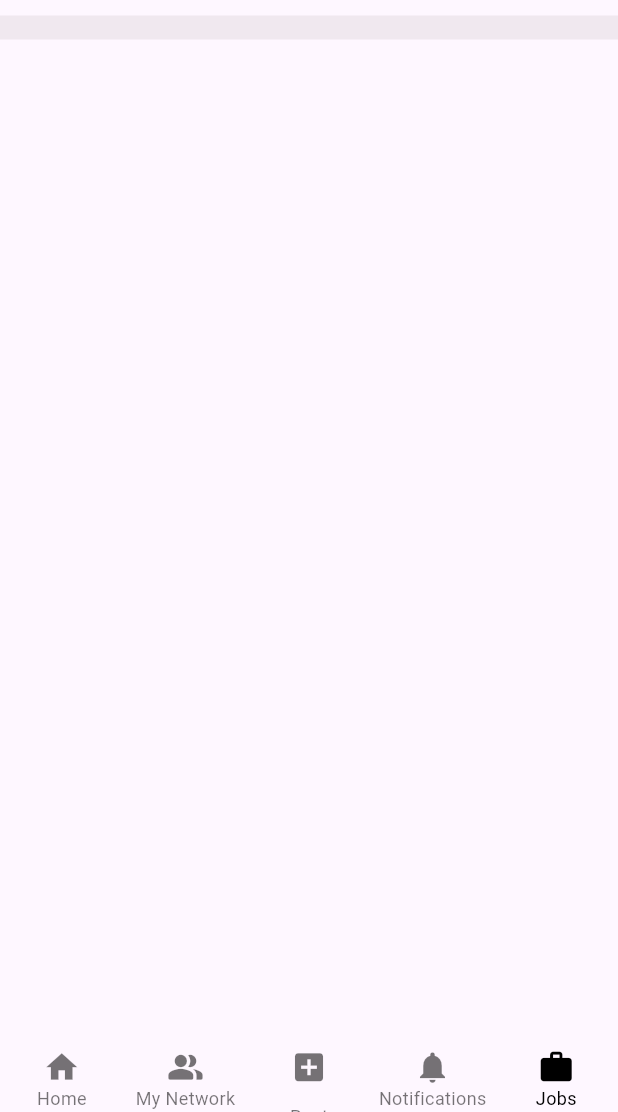
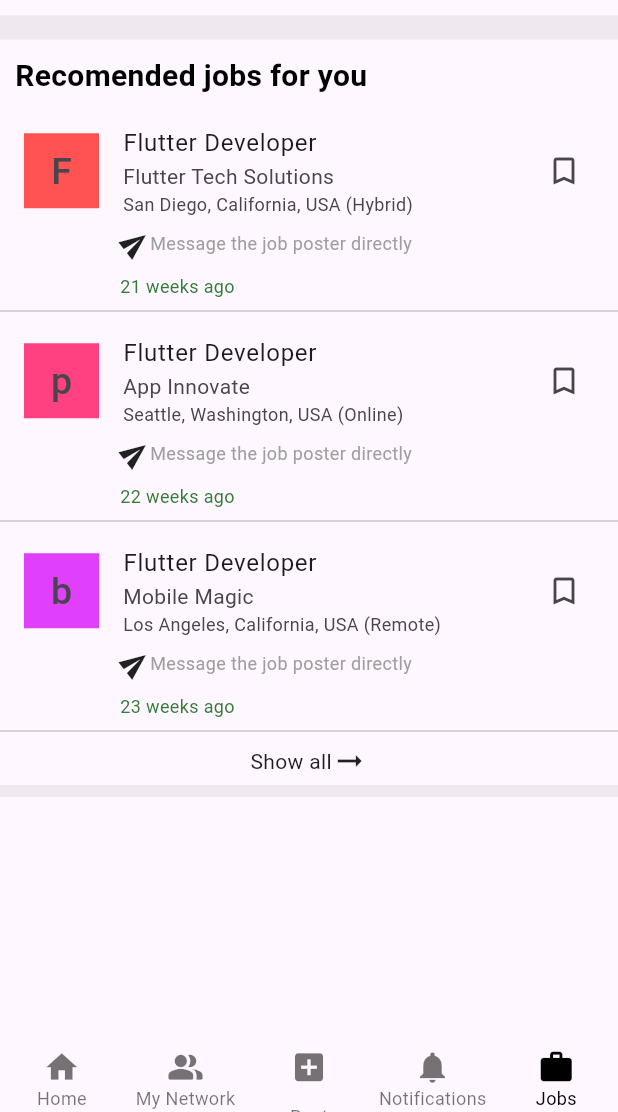
Before and after one commit to sharonRodrigues2255/linkedIn_clone, a Flutter app: the screen it shows after launch, item 5 of the bottom bar chosen, on a phone screen of 412 x 824 dp, the part 124-1236 px from its top. Run offline on Flutter 3.47's test engine with Material 2 defaults, Android fonts, the phone set to English and light mode, and no system bars; network calls fail.

Commit message:
recommended jobs updated in Jobs screeen

```diff
--- /dev/null
+++ b/lib/view/bottom_navigation/bottom_navigation_screens/jobs/jobs_database/job_functions.dart
@@ -0,0 +1,20 @@
+import 'package:linkedin_clone/view/bottom_navigation/bottom_navigation_screens/jobs/jobs_database/jobs_db.dart';
+
+List<Map<String, dynamic>> moreJobs = [];
+List<Map<String, dynamic>> recomendedJobs = [];
+List<Map<String, dynamic>> hybridJobs = [];
+List<Map<String, dynamic>> remoteJobs = [];
+
+void jObsTypes() {
+  recomendedJobs.clear();
+  moreJobs.clear();
+  final list = JobDatabase.jobPostings;
+  for (Map<String, dynamic> item in list) {
+    if (item["jobTitle"] == "Flutter Developer" ||
+        item["jobTitle"] == "Android Developer") {
+      recomendedJobs.add(item);
+    } else {
+      moreJobs.add(item);
+    }
+  }
+}
--- a/lib/view/bottom_navigation/bottom_navigation_screens/jobs/jobs_screen.dart
+++ b/lib/view/bottom_navigation/bottom_navigation_screens/jobs/jobs_screen.dart
@@ -1,14 +1,25 @@
 import 'package:flutter/material.dart';
 import 'package:linkedin_clone/utils/contants/colors.dart';
+import 'package:linkedin_clone/utils/contants/contant_sizes.dart';
+import 'package:linkedin_clone/view/bottom_navigation/bottom_navigation_screens/jobs/jobs_database/job_functions.dart';
 import 'package:linkedin_clone/view/bottom_navigation/bottom_navigation_screens/my_network/widgets/custom_divider.dart';
+import 'package:linkedin_clone/view/profile_page/widgets/show_all_widget.dart';
+import 'package:linkedin_clone/view/profile_page/widgets/title_tile_widget.dart';
 
-class JobScreen extends StatelessWidget {
+class JobScreen extends StatefulWidget {
   const JobScreen({super.key});
 
   @override
+  State<JobScreen> createState() => _JobScreenState();
+}
+
+class _JobScreenState extends State<JobScreen> {
+  @override
   Widget build(BuildContext context) {
+    jObsTypes();
     return Scaffold(
-        body: Column(
+        body: SingleChildScrollView(
+      child: Column(
         children: [
           Row(
             mainAxisAlignment: MainAxisAlignment.spaceAround,
@@ -23,7 +34,9 @@ class JobScreen extends StatelessWidget {
                   label: Text(
                     "My jobs",
                     style: TextStyle(
-                      fontSize: 16, color: kblack, fontWeight: FontWeight.w400),
+                        fontSize: 16,
+                        color: kblack,
+                        fontWeight: FontWeight.w400),
                   )),
               TextButton.icon(
                   onPressed: () {},
@@ -34,14 +47,90 @@ class JobScreen extends StatelessWidget {
                   label: Text(
                     "Post a free job",
                     style: TextStyle(
-                      fontSize: 16, color: kblack, fontWeight: FontWeight.w400),
+                        fontSize: 16,
+                        color: kblack,
+                        fontWeight: FontWeight.w400),
                   ))
             ],
           ),
           const CustomDivider(
             thick: 16.0,
           ),
+          TitileTile(title: "Recomended jobs for you"),
+          ListView.builder(
+            shrinkWrap: true,
+            physics: NeverScrollableScrollPhysics(),
+            itemCount: 3,
+            itemBuilder: (context, index) {
+              final job = recomendedJobs[index];
+              final companyName = job["companyName"];
+              final jobtitle = job["jobTitle"];
+              return Column(
+                children: [
+                  ListTile(
+                    leading: Container(
+                      height: 50,
+                      width: 50,
+                      color: Colors.accents[index],
+                      child: Center(
+                          child: Text(
+                        companyName[index],
+                        style: TextStyle(fontSize: 25),
+                      )),
+                    ),
+                    title: Text(jobtitle),
+                    subtitle: Column(
+                      crossAxisAlignment: CrossAxisAlignment.start,
+                      children: [
+                        Text(companyName),
+                        Text(
+                          '${job["location"]} (${job["remoteStatus"]})',
+                          style: TextStyle(fontSize: 12),
+                        ),
                       ],
+                    ),
+                    trailing: Icon(Icons.bookmark_outline),
+                  ),
+                  Row(
+                    children: [
+                      SizedBox(
+                        width: 80,
+                      ),
+                      Transform.rotate(
+                          angle: 125,
+                          child: Icon(
+                            Icons.send,
+                            size: 20,
+                          )),
+                      Text(
+                        "Message the job poster directly",
+                        style: TextStyle(fontSize: 12, color: kgrey),
+                      )
+                    ],
+                  ),
+                  height10,
+                  Row(
+                    children: [
+                      SizedBox(
+                        width: 80,
+                      ),
+                      Text(
+                        job["timePosted"],
+                        style: TextStyle(
+                            fontSize: 12,
+                            color: Color.fromARGB(255, 52, 123, 55)),
+                      )
+                    ],
+                  ),
+                  Divider()
+                ],
+              );
+            },
+          ),
+          ShowAllWidget(title: "Show all"),
+          CustomDivider(),
+        ],
+      ),
     ));
   }
 }
--- a/lib/view/bottom_navigation/bottom_navigation_screens/my_network/widgets/custom_divider.dart
+++ b/lib/view/bottom_navigation/bottom_navigation_screens/my_network/widgets/custom_divider.dart
@@ -2,7 +2,7 @@ import 'package:flutter/material.dart';
 import 'package:linkedin_clone/utils/contants/colors.dart';
 
 class CustomDivider extends StatelessWidget {
-  const CustomDivider({super.key, this.thick = 8});
+  const CustomDivider({super.key, this.thick = 8.0});
   final thick;
   @override
   Widget build(BuildContext context) {
```
Also changed, not shown: lib/view/bottom_navigation/bottom_navigation_screens/jobs/jobs_database/jobs_db.dart (+40 -40 lines). Lines whose indentation alone changed are shown as unchanged.
